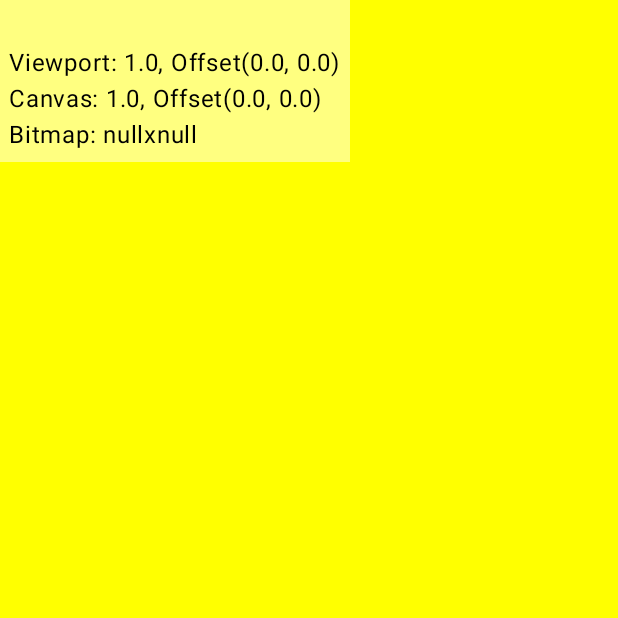
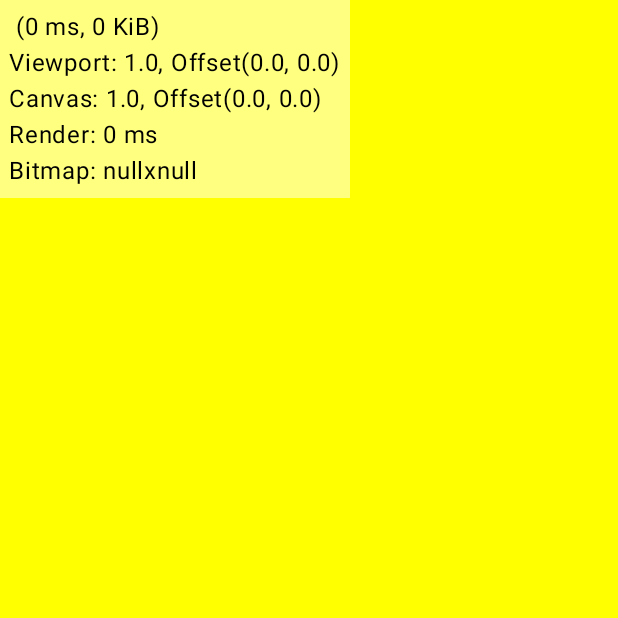
Before and after one commit to henrythasler/sheet-music-viewer, an Android app built with Jetpack Compose: the composable NotationScreen called with empty values, on a phone screen of 412 x 824 dp, the top half of it. Run offline under Robolectric (Android 15) with nearby library versions, the phone set to English and light mode, and no system bars; 4 statements that could not run were skipped.

Commit message:
new github workflow

```diff
--- a/app/src/main/java/com/henrythasler/sheetmusic/NotationScreen.kt
+++ b/app/src/main/java/com/henrythasler/sheetmusic/NotationScreen.kt
@@ -5,6 +5,7 @@ import androidx.compose.foundation.layout.fillMaxSize
 import androidx.compose.runtime.Composable
 import androidx.compose.runtime.LaunchedEffect
 import androidx.compose.runtime.getValue
+import androidx.compose.runtime.mutableLongStateOf
 import androidx.compose.runtime.mutableStateOf
 import androidx.compose.runtime.remember
 import androidx.compose.runtime.setValue
@@ -22,19 +23,20 @@ fun NotationScreen(
 ) {
     val context = LocalContext.current
     var svgDocument by remember { mutableStateOf<String?>(null) }
+    var engraveTimeMillis by remember { mutableLongStateOf(0L) }
 
     LaunchedEffect(Unit) {
-        val timeMillis = measureTimeMillis {
+        engraveTimeMillis = measureTimeMillis {
             svgDocument = viewModel.engraveMusicAsset(context, assetPath)
         }
-        Log.i("Verovio", "Engraving '$assetPath' took $timeMillis ms. (${svgDocument?.length} Bytes)")
+        Log.i("Verovio", "Engraving '$assetPath' took $engraveTimeMillis ms. (${svgDocument?.length} Bytes)")
     }
 
     svgDocument?.let { svg ->
         ScalableCachedSvgImage(
             modifier = Modifier
                 .fillMaxSize(),
-            assetName = assetName,
+            title = "$assetName ($engraveTimeMillis ms, ${svg.length/1024} KiB)",
             svgDocument = svg,
             svgConfig = SvgConfig(null, "Edwin-Roman"),
             canvasConfig = CanvasConfig(0.25f, 32f, 100L),
--- a/app/src/main/java/com/henrythasler/sheetmusic/SvgImage.kt
+++ b/app/src/main/java/com/henrythasler/sheetmusic/SvgImage.kt
@@ -19,6 +19,7 @@ import androidx.compose.runtime.DisposableEffect
 import androidx.compose.runtime.LaunchedEffect
 import androidx.compose.runtime.getValue
 import androidx.compose.runtime.mutableFloatStateOf
+import androidx.compose.runtime.mutableLongStateOf
 import androidx.compose.runtime.mutableStateOf
 import androidx.compose.runtime.remember
 import androidx.compose.runtime.setValue
@@ -213,7 +214,7 @@ suspend fun imageBitmapFromSvgAtScale(
  */
 @Composable
 fun ScalableCachedSvgImage(
-    assetName: String,
+    title: String,
     svgDocument: String,
     modifier: Modifier = Modifier,
     canvasConfig: CanvasConfig = CanvasConfig(),
@@ -236,6 +237,8 @@ fun ScalableCachedSvgImage(
     // Current bitmap and render job
     var currentBitmap by remember { mutableStateOf<ImageBitmap?>(null) }
     var renderJob by remember { mutableStateOf<Job?>(null) }
+    var renderTime by remember { mutableLongStateOf(0L) }
+
 
     val fastFontResolver = remember(context) {
         FastFontResolver(context, "fonts");
@@ -249,7 +252,7 @@ fun ScalableCachedSvgImage(
         renderJob = coroutineScope.launch {
             delay(canvasConfig.debounceDelayMs)
 
-            val timeMillis = measureTimeMillis {
+            renderTime = measureTimeMillis {
                 currentBitmap = imageBitmapFromSvgAtScale(
                     svgString = svgDocument,
                     canvasSize = canvasSize,
@@ -263,7 +266,7 @@ fun ScalableCachedSvgImage(
             // reset viewport transformation as the new bitmap already includes all transformations
             scale = 1f
             offset = Offset.Zero
-            Log.d("Canvas", "imageBitmapFromSvgAtScale: ${currentBitmap?.width}x${currentBitmap?.height} took $timeMillis ms")
+            Log.d("Canvas", "imageBitmapFromSvgAtScale: ${currentBitmap?.width}x${currentBitmap?.height} took $renderTime ms")
         }
     }
 
@@ -378,7 +381,7 @@ fun ScalableCachedSvgImage(
             Text(
                 modifier = Modifier
                     .padding(6.dp),
-                text = "$assetName\nViewport: $scale, $offset\nCanvas: $renderScale, $renderOffset\nBitmap: ${currentBitmap?.width}x${currentBitmap?.height}"
+                text = "$title\nViewport: $scale, $offset\nCanvas: $renderScale, $renderOffset\nRender: $renderTime ms\nBitmap: ${currentBitmap?.width}x${currentBitmap?.height}"
             )
         }
     }
```
Also changed, not shown: 1 other file.
